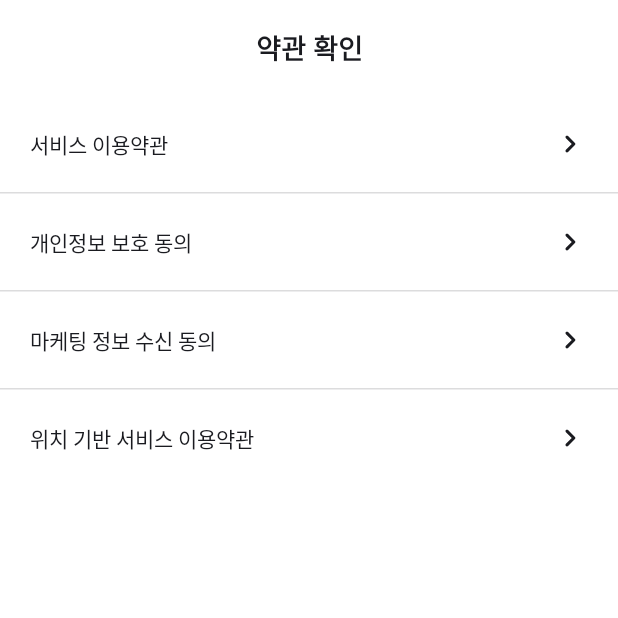
After one commit to AiKU-Dev/Android, an Android app built with Jetpack Compose: the SeeTermsScreen screen opened through its navigation route, on a phone screen of 412 x 824 dp, the top half of it. The commit adds this screen. Run offline under Robolectric (Android 15) with nearby library versions, the phone set to English and light mode, and no system bars; our stand-ins replace Dagger/Hilt's generated code, paging; Roboto replaces fonts that are not available here.

Commit message:
add: 약관 확인 화면 및 약관 로직

```diff
--- a/core/src/main/res/values/strings.xml
+++ b/core/src/main/res/values/strings.xml
@@ -123,5 +123,9 @@
     <string name="item_give_rating">별점 남기기</string>
     <string name="notification_item_push">푸시 알림</string>
     <string name="notification_item_advertisement">광고 알림</string>
+    <string name="terms_item_service">서비스 이용약관</string>
+    <string name="terms_item_privacy">개인정보 보호 동의</string>
+    <string name="terms_item_location">위치 기반 서비스 이용약관</string>
+    <string name="terms_item_marketing">마케팅 정보 수신 동의</string>
 
 </resources>
--- a/data/src/main/java/com/aiku/data/api/remote/UserApi.kt
+++ b/data/src/main/java/com/aiku/data/api/remote/UserApi.kt
@@ -1,5 +1,6 @@
 package com.aiku.data.api.remote
 
+import com.aiku.data.dto.user.TermsDto
 import com.aiku.data.dto.user.UserDto
 import retrofit2.http.GET
 
@@ -7,4 +8,7 @@ interface UserApi {
 
     @GET("users")
     suspend fun fetchUser(): UserDto
+
+    @GET("term")
+    suspend fun fetchTerms(): TermsDto
 }
--- a/data/src/main/java/com/aiku/data/repository/UserRepositoryImpl.kt
+++ b/data/src/main/java/com/aiku/data/repository/UserRepositoryImpl.kt
@@ -1,11 +1,13 @@
 package com.aiku.data.repository
 
 import com.aiku.data.dto.user.UserDto
+import com.aiku.data.dto.user.toTerms
 import com.aiku.data.dto.user.toUserDto
 import com.aiku.data.entity.toUser
 import com.aiku.data.entity.toUserEntity
 import com.aiku.data.source.local.UserLocalDataSource
 import com.aiku.data.source.remote.UserRemoteDataSource
+import com.aiku.domain.model.user.Terms
 import com.aiku.domain.model.user.User
 import com.aiku.domain.repository.UserRepository
 import kotlinx.coroutines.CoroutineDispatcher
@@ -46,4 +48,8 @@ class UserRepositoryImpl @Inject constructor(
     override fun fetchUser(): Flow<User> {
         return user
     }
+
+    override suspend fun fetchTerms(): Terms {
+        return userRemoteDataSource.fetchTerms().toTerms()
+    }
 }
--- /dev/null
+++ b/domain/src/main/java/com/aiku/domain/model/user/type/TermAgreeType.kt
@@ -0,0 +1,6 @@
+package com.aiku.domain.model.user.type
+
+enum class TermAgreeType {
+    MANDATORY,
+    OPTIONAL
+}
--- /dev/null
+++ b/domain/src/main/java/com/aiku/domain/model/user/type/TermType.kt
@@ -0,0 +1,8 @@
+package com.aiku.domain.model.user.type
+
+enum class TermType {
+    SERVICE,
+    PERSONALINFO,
+    MARKETING,
+    LOCATION
+}
--- a/domain/src/main/java/com/aiku/domain/repository/UserRepository.kt
+++ b/domain/src/main/java/com/aiku/domain/repository/UserRepository.kt
@@ -1,9 +1,12 @@
 package com.aiku.domain.repository
 
+import com.aiku.domain.model.user.Terms
 import com.aiku.domain.model.user.User
 import kotlinx.coroutines.flow.Flow
 
 interface UserRepository {
     fun saveUser(user: User): Flow<Unit>
     fun fetchUser(): Flow<User>
+
+    suspend fun fetchTerms(): Terms
 }
--- a/presentation/src/main/java/com/aiku/presentation/navigation/AikuNavigation.kt
+++ b/presentation/src/main/java/com/aiku/presentation/navigation/AikuNavigation.kt
@@ -28,17 +28,20 @@ import com.aiku.presentation.navigation.route.Routes
 import com.aiku.presentation.state.group.GroupState
 import com.aiku.presentation.state.schedule.GroupScheduleOverviewState
 import com.aiku.presentation.state.user.MemberState
+import com.aiku.presentation.state.user.TermViewState
 import com.aiku.presentation.theme.Gray01
 import com.aiku.presentation.ui.component.navigation.BottomNavigation
 import com.aiku.presentation.ui.group.GroupScreen
 import com.aiku.presentation.ui.group.schedule.waiting.composable.BettingScreen
 import com.aiku.presentation.ui.group.schedule.waiting.composable.WaitingScheduleScreen
 import com.aiku.presentation.ui.screen.home.composable.HomeScreen
-import com.aiku.presentation.ui.screen.notification.composable.NotificationScreen
 import com.aiku.presentation.ui.screen.login.composable.LoginScreen
 import com.aiku.presentation.ui.screen.my.composable.MyPageListType
 import com.aiku.presentation.ui.screen.my.composable.MyPageScreen
 import com.aiku.presentation.ui.screen.my.composable.NotificationSettingScreen
+import com.aiku.presentation.ui.screen.my.composable.SeeTermDetailScreen
+import com.aiku.presentation.ui.screen.my.composable.SeeTermsScreen
+import com.aiku.presentation.ui.screen.notification.composable.NotificationScreen
 import com.aiku.presentation.ui.screen.schedule.MyScheduleScreen
 import com.aiku.presentation.ui.screen.signup.composable.ProfileEditScreen
 import com.aiku.presentation.ui.screen.signup.composable.TermsAgreementScreen
@@ -170,7 +173,7 @@ fun AikuNavigation(
                                     // 계정 화면
                                 }
                                 MyPageListType.SEE_TERMS -> {
-                                    // 약관 화면
+                                    navController.navigate(Routes.Main.SeeTerms)
                                 }
                                 MyPageListType.SET_PERMISSIONS -> {
                                     // 권한 설정 화면
@@ -286,6 +289,26 @@ fun AikuNavigation(
                         }
                     )
                 }
+
+                composable<Routes.Main.SeeTerms> {
+                    SeeTermsScreen(
+                        modifier = Modifier.fillMaxSize().background(Color.White),
+                        onTermItemClicked = {
+                            navController.navigate(Routes.Main.SeeTermDetail(it))
+                        }
+                    )
+                }
+
+                composable<Routes.Main.SeeTermDetail>(
+                    typeMap = mapOf(
+                        typeOf<TermViewState>() to TermNavType
+                    )
+                ) {
+                    val arguments = it.toRoute<Routes.Main.SeeTermDetail>()
+                    SeeTermDetailScreen(
+                        term = arguments.term
+                    )
+                }
             }
         }
     }
--- a/presentation/src/main/java/com/aiku/presentation/navigation/route/Routes.kt
+++ b/presentation/src/main/java/com/aiku/presentation/navigation/route/Routes.kt
@@ -5,6 +5,7 @@ import com.aiku.presentation.state.group.GroupState
 import com.aiku.presentation.state.schedule.GroupScheduleOverviewState
 import com.aiku.presentation.state.schedule.LocationState
 import com.aiku.presentation.state.user.MemberState
+import com.aiku.presentation.state.user.TermViewState
 import kotlinx.serialization.Serializable
 import java.time.LocalDateTime
 
@@ -68,6 +69,12 @@ object Routes {
 
         @Serializable
         object NotificationSetting
+
+        @Serializable
+        object SeeTerms
+
+        @Serializable
+        data class SeeTermDetail(val term: TermViewState)
     }
 
     object ScheduleWaiting {
--- /dev/null
+++ b/presentation/src/main/java/com/aiku/presentation/ui/screen/my/composable/SeeTermsScreen.kt
@@ -0,0 +1,88 @@
+package com.aiku.presentation.ui.screen.my.composable
+
+import androidx.compose.foundation.clickable
+import androidx.compose.foundation.layout.Column
+import androidx.compose.foundation.layout.Row
+import androidx.compose.foundation.layout.Spacer
+import androidx.compose.foundation.layout.padding
+import androidx.compose.foundation.rememberScrollState
+import androidx.compose.foundation.verticalScroll
+import androidx.compose.material.icons.Icons
+import androidx.compose.material.icons.automirrored.rounded.KeyboardArrowRight
+import androidx.compose.material3.ExperimentalMaterial3Api
+import androidx.compose.material3.HorizontalDivider
+import androidx.compose.material3.Icon
+import androidx.compose.material3.Text
+import androidx.compose.runtime.Composable
+import androidx.compose.ui.Alignment
+import androidx.compose.ui.Modifier
+import androidx.compose.ui.res.stringResource
+import androidx.compose.ui.unit.dp
+import androidx.hilt.navigation.compose.hiltViewModel
+import com.aiku.core.theme.Body2
+import com.aiku.domain.model.user.type.TermType
+import com.aiku.core.R
+import com.aiku.presentation.state.user.TermViewState
+import com.aiku.presentation.theme.Gray02
+import com.aiku.presentation.ui.component.topbar.DefaultTopAppBar
+import com.aiku.presentation.ui.screen.my.viewmodel.SeeTermsViewModel
+
+@OptIn(ExperimentalMaterial3Api::class)
+@Composable
+fun SeeTermsScreen(
+    modifier: Modifier = Modifier,
+    onTermItemClicked: (TermViewState) -> Unit = {},
+    viewModel: SeeTermsViewModel = hiltViewModel()
+) {
+
+    Column(
+        modifier = modifier.verticalScroll(rememberScrollState())
+    ) {
+        DefaultTopAppBar(
+            title = stringResource(R.string.item_see_terms)
+        )
+        TermType.entries.forEach {
+            TermItem(
+                modifier = Modifier.clickable {
+                    viewModel.onTermItemClicked(it, onTermItemClicked)
+                }.padding(20.dp),
+                title = stringResource(it.getTitleRes())
+            )
+            if (it != TermType.entries.last()) {
+                HorizontalDivider(
+                    color = Gray02
+                )
+            }
+        }
+    }
+}
+
+@Composable
+private fun TermItem(
+    title: String,
+    modifier: Modifier = Modifier,
+) {
+    Row(
+        modifier = modifier,
+        verticalAlignment = Alignment.CenterVertically
+    ) {
+        Text(
+            text = title,
+            style = Body2
+        )
+        Spacer(modifier = Modifier.weight(1f))
+        Icon(
+            imageVector = Icons.AutoMirrored.Rounded.KeyboardArrowRight,
+            contentDescription = title
+        )
+    }
+}
+
+fun TermType.getTitleRes(): Int {
+    return when (this) {
+        TermType.SERVICE -> R.string.terms_item_service
+        TermType.PERSONALINFO -> R.string.terms_item_privacy
+        TermType.MARKETING -> R.string.terms_item_marketing
+        TermType.LOCATION -> R.string.terms_item_location
+    }
+}
--- /dev/null
+++ b/presentation/src/main/java/com/aiku/presentation/ui/screen/my/viewmodel/SeeTermsViewModel.kt
@@ -0,0 +1,30 @@
+package com.aiku.presentation.ui.screen.my.viewmodel
+
+import androidx.lifecycle.ViewModel
+import androidx.lifecycle.viewModelScope
+import com.aiku.domain.model.user.type.TermType
+import com.aiku.domain.repository.UserRepository
+import com.aiku.presentation.state.user.TermViewState
+import com.aiku.presentation.state.user.TermsViewState
+import com.aiku.presentation.state.user.toTermsViewState
+import dagger.hilt.android.lifecycle.HiltViewModel
+import kotlinx.coroutines.flow.MutableStateFlow
+import kotlinx.coroutines.launch
+import javax.inject.Inject
+
+@HiltViewModel
+class SeeTermsViewModel @Inject constructor(
+    private val userRepository: UserRepository
+) : ViewModel() {
+
+    private val terms = MutableStateFlow<TermsViewState?>(null)
+
+    fun onTermItemClicked(termType: TermType, onLoaded: (TermViewState) -> Unit) {
+        viewModelScope.launch {
+            if (terms.value == null)
+                terms.value = userRepository.fetchTerms().toTermsViewState()
+
+            onLoaded(terms.value!!.terms.first { it.title == termType })
+        }
+    }
+}
```
Also changed, not shown: data/src/main/java/com/aiku/data/dto/user/TermsDto.kt (added, +27 -0 lines), data/src/main/java/com/aiku/data/source/remote/UserRemoteDataSource.kt (+7 -0 lines), domain/src/main/java/com/aiku/domain/model/user/Terms.kt (added, +14 -0 lines), presentation/src/main/java/com/aiku/presentation/navigation/NavTypes.kt (+21 -0 lines), presentation/src/main/java/com/aiku/presentation/state/user/TermsViewState.kt (added, +33 -0 lines), presentation/src/main/java/com/aiku/presentation/ui/screen/my/composable/SeeTermDetailScreen.kt (added, +30 -0 lines).
